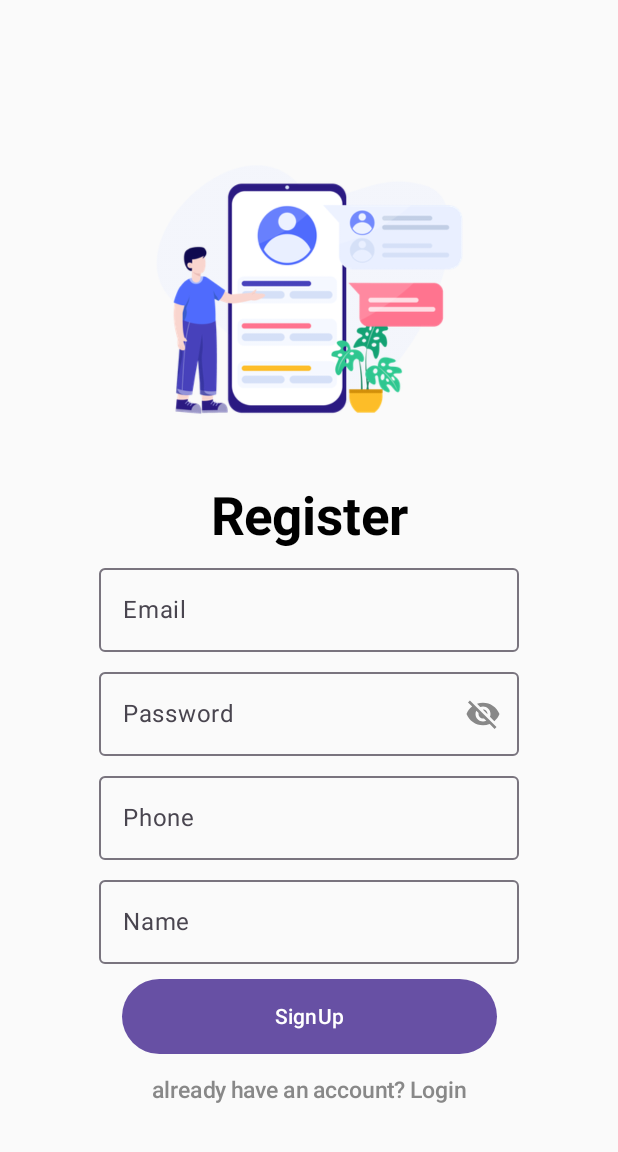
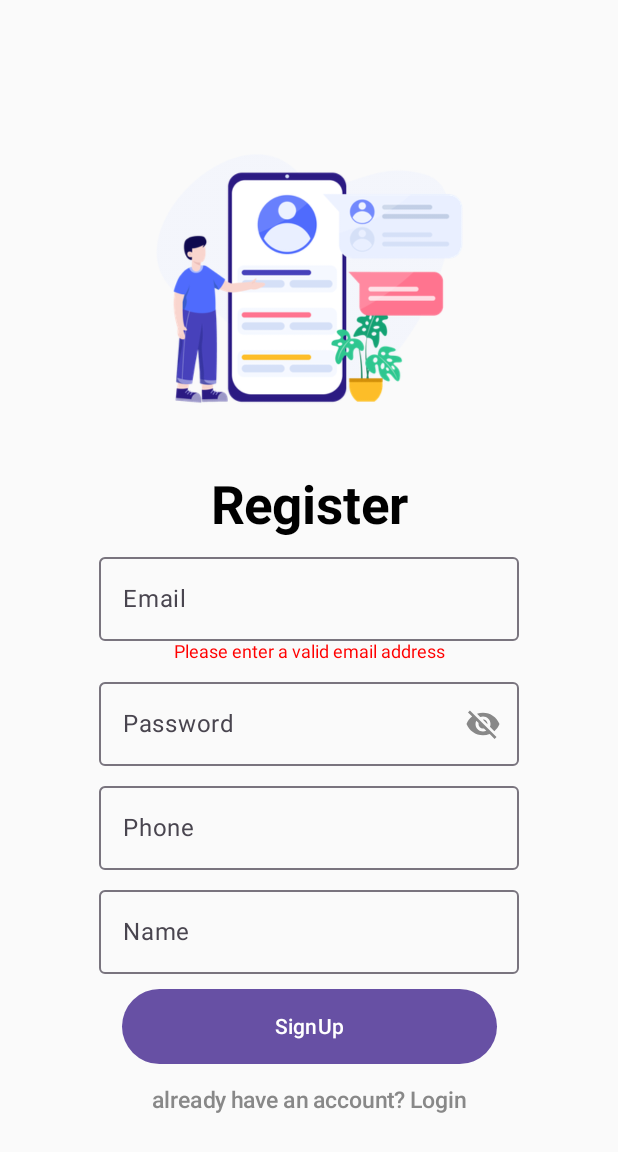
Before and after one commit to EbrahemHashem/EcommerceApp, an Android app built with Jetpack Compose: the screen it shows after launch (MainActivity), after a tap on "SignUp", on a phone screen of 412 x 824 dp. Shown: the top 1152 px of the screen. Run offline under Robolectric (Android 15) with nearby library versions, the phone set to English and light mode, and no system bars; our stand-ins replace Voyager; 2 other taps on this screen came first.

Commit message:
Login&RegisterValidation-commit

```diff
--- a/app/src/main/java/com/example/myproject/presentaion/screens/LoginScreen.kt
+++ b/app/src/main/java/com/example/myproject/presentaion/screens/LoginScreen.kt
@@ -52,6 +52,8 @@ class LoginScreen : Screen {
             mutableStateOf("")
         }
         var passwordVisible by remember { mutableStateOf(false) }
+        var emailError by remember { mutableStateOf("") }
+        var passwordError by remember { mutableStateOf("") }
 
 
         Column(
@@ -76,13 +78,18 @@ class LoginScreen : Screen {
             )
             Spacer(modifier = Modifier.height(10.dp))
 
-            CustomOutlinedTextField(email.value, onValueChange = { email.value = it }, "Email")
+            CustomOutlinedTextField(email.value, onValueChange = { email.value = it
+                emailError = ""}, label = "Email",)
+            if (emailError.isNotEmpty()) {
+                Text(text = emailError, color = Color.Red, fontSize = 12.sp)
+            }
 
             Spacer(modifier = Modifier.height(10.dp))
 
             OutlinedTextField(
                 value = password.value,
-                onValueChange = { password.value = it },
+                onValueChange = { password.value = it
+                    passwordError = ""},
                 label = { Text("Password", fontSize = 16.sp) },
                 trailingIcon = {
                     IconButton(
@@ -105,13 +112,20 @@ class LoginScreen : Screen {
                     color = Color.Black
                 ) // Change the text style
             )
+            if (passwordError.isNotEmpty()) {
+                Text(text = passwordError, color = Color.Red, fontSize = 12.sp)
+            }
 
             Button(
                 modifier = Modifier
                     .padding(top = 10.dp)
                     .width(250.dp)
                     .height(50.dp),
-                onClick = {
+                onClick = {if (!android.util.Patterns.EMAIL_ADDRESS.matcher(email.value).matches()) {
+                    emailError = "Please enter a valid email address"
+                } else if (password.value.isEmpty()) {
+                    passwordError = "Password cannot be empty"
+                } else {
                     viewModel.login(
                         LoginRequest(
                             email = email.value,
@@ -121,7 +135,7 @@ class LoginScreen : Screen {
                             navigator.push(MainScreen(it))
                         }
                     )
-                }) {
+                }}) {
                 Text(
                     text = "Login"
                 )
--- a/app/src/main/java/com/example/myproject/presentaion/screens/RegisterScreen.kt
+++ b/app/src/main/java/com/example/myproject/presentaion/screens/RegisterScreen.kt
@@ -50,6 +50,11 @@ class RegisterScreen : Screen {
         val name = remember { mutableStateOf("") }
         var passwordVisible by remember { mutableStateOf(false) }
 
+        var emailError by remember { mutableStateOf("") }
+        var passwordError by remember { mutableStateOf("") }
+        var phoneError by remember { mutableStateOf("") }
+        var nameError by remember { mutableStateOf("") }
+
 
         Column(
             verticalArrangement = Arrangement.Center,
@@ -72,12 +77,18 @@ class RegisterScreen : Screen {
             )
             Spacer(modifier = Modifier.height(5.dp))
 
-            CustomOutlinedTextField(email.value, onValueChange = { email.value = it }, "Email")
+            CustomOutlinedTextField(email.value, onValueChange = { email.value = it
+                emailError = ""}, label = "Email")
+
+            if (emailError.isNotEmpty()) {
+                Text(text = emailError, color = Color.Red, fontSize = 12.sp)
+            }
 
             Spacer(modifier = Modifier.height(5.dp))
             OutlinedTextField(
                 value = password.value,
-                onValueChange = { password.value = it },
+                onValueChange = { password.value = it
+                    passwordError = ""},
                 label = { Text("Password", fontSize = 16.sp) },
                 trailingIcon = {
                     IconButton(
@@ -100,12 +111,27 @@ class RegisterScreen : Screen {
                 ) // Change the text style
 
             )
+
+            if (passwordError.isNotEmpty()) {
+                Text(text = passwordError, color = Color.Red, fontSize = 12.sp)
+            }
             Spacer(modifier = Modifier.height(5.dp))
-            CustomOutlinedTextField(phone.value, onValueChange = { phone.value = it }, "Phone")
+
+            CustomOutlinedTextField(phone.value, onValueChange = { phone.value = it
+                phoneError = ""}, "Phone")
+
+            if (phoneError.isNotEmpty()) {
+                Text(text = phoneError, color = Color.Red, fontSize = 12.sp)
+            }
 
             Spacer(modifier = Modifier.height(5.dp))
 
-            CustomOutlinedTextField(name.value, onValueChange = { name.value = it }, "Name")
+            CustomOutlinedTextField(name.value, onValueChange = { name.value = it
+                nameError = ""}, "Name")
+
+            if (nameError.isNotEmpty()) {
+                Text(text = nameError, color = Color.Red, fontSize = 12.sp)
+            }
 
             Button(
                 modifier = Modifier
@@ -113,6 +139,17 @@ class RegisterScreen : Screen {
                     .width(250.dp)
                     .height(50.dp),
                 onClick = {
+                    // Validation
+                    if (!android.util.Patterns.EMAIL_ADDRESS.matcher(email.value).matches()) {
+                        emailError = "Please enter a valid email address"
+                    } else if (password.value.length < 6) {
+                        passwordError = "Password must be at least 6 characters"
+                    } else if (!phone.value.matches(Regex("^\\+?\\d{10,13}\$"))) {
+                        phoneError = "Please enter a valid phone number"
+                    } else if (name.value.isEmpty()) {
+                        nameError = "Name cannot be empty"
+                    } else {
+                        // Proceed with registration if validation passes
                         viewModel.register(
                             RegisterRequest(
                                 email = email.value,
@@ -121,7 +158,7 @@ class RegisterScreen : Screen {
                                 name = name.value
                             )
                         )
-                }) {
+                    }}) {
                 Text(
                     text = "SignUp"
                 )
```
Lines whose indentation alone changed are shown as unchanged.
